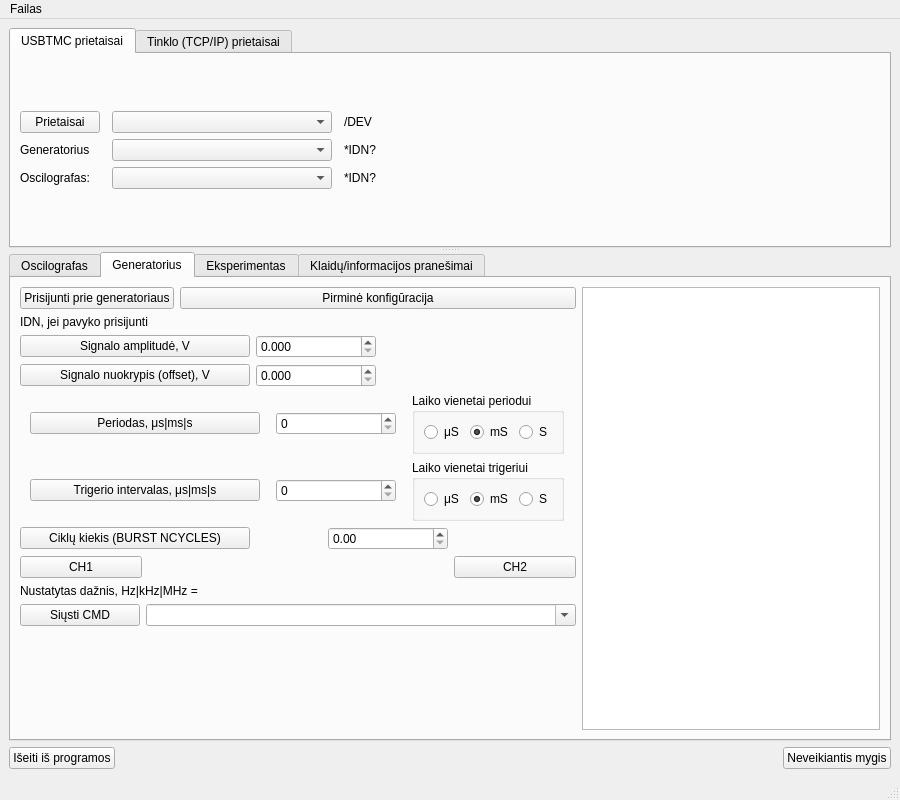
This is UIfiles/GUIThread.ui in userIsTaken/TryUSB as Qt 5 draws it before an edit. The edited form follows.
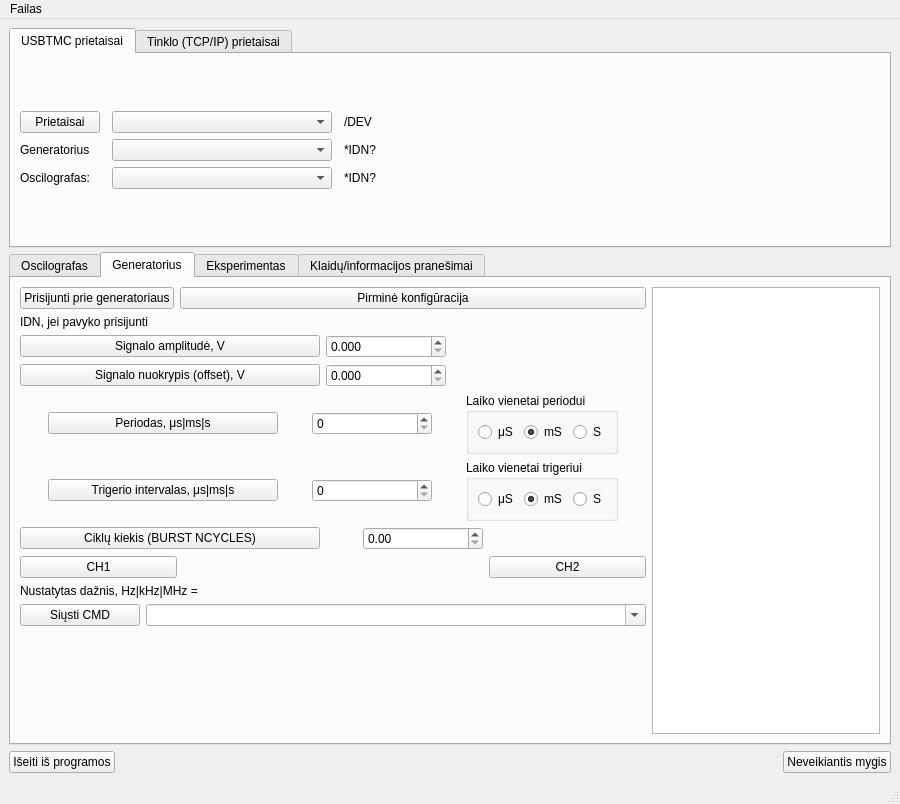
This is the edited form. Custom widgets are drawn as their Qt base class.

The edit to the form file:
```diff
--- a/UIfiles/GUIThread.ui
+++ b/UIfiles/GUIThread.ui
@@ -7,7 +7,7 @@
     <x>0</x>
     <y>0</y>
     <width>900</width>
-    <height>800</height>
+    <height>804</height>
    </rect>
   </property>
   <property name="windowTitle">
@@ -516,9 +516,15 @@
           <layout class="QGridLayout" name="gridLayout_15">
            <item row="0" column="0">
             <widget class="QPushButton" name="setSignalAmplitudeButton">
+             <property name="minimumSize">
+              <size>
+               <width>280</width>
+               <height>0</height>
+              </size>
+             </property>
              <property name="maximumSize">
               <size>
-               <width>230</width>
+               <width>300</width>
                <height>16777215</height>
               </size>
              </property>
@@ -569,13 +575,13 @@
             <widget class="QPushButton" name="setOffsetButton">
              <property name="minimumSize">
               <size>
-               <width>230</width>
+               <width>300</width>
                <height>0</height>
               </size>
              </property>
              <property name="maximumSize">
               <size>
-               <width>230</width>
+               <width>300</width>
                <height>16777215</height>
               </size>
              </property>
@@ -630,13 +636,13 @@
             <widget class="QPushButton" name="setBurstNCyclesButton">
              <property name="minimumSize">
               <size>
-               <width>230</width>
+               <width>300</width>
                <height>0</height>
               </size>
              </property>
              <property name="maximumSize">
               <size>
-               <width>230</width>
+               <width>300</width>
                <height>16777215</height>
               </size>
              </property>
```
Left out of the diff: 2 changed lines with no effect on the pictures.
